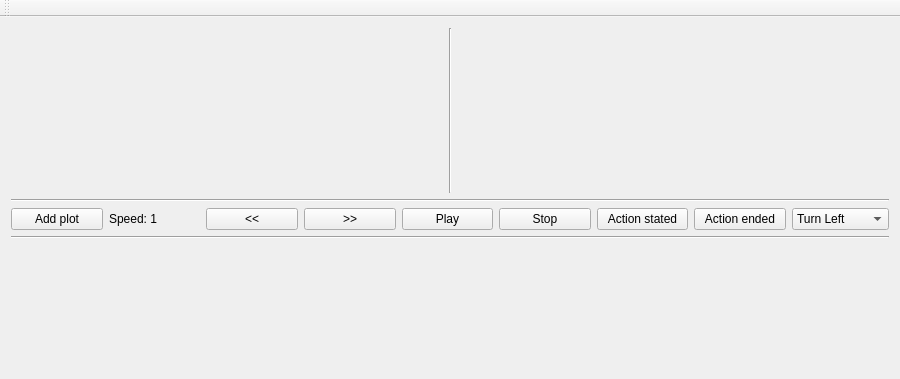
dkanafeev/action-labeling-road-defects, file mainwindow.ui: the form before one commit; both pictures show x 0 to 900 and y 0 to 379 of the 900 by 601 pixel window.
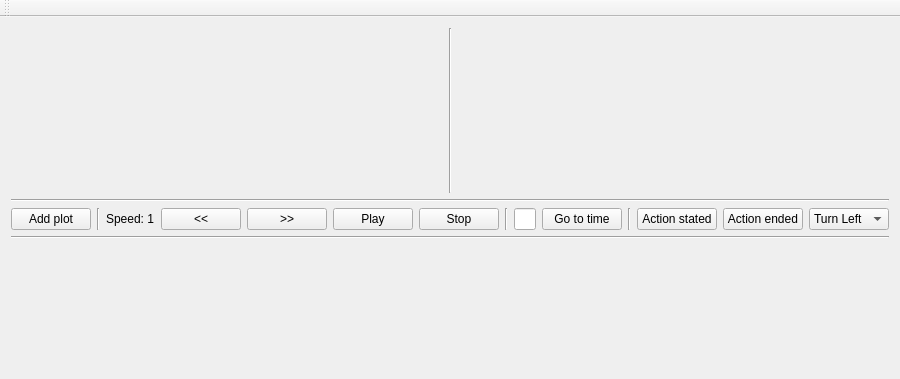
The form after the commit.

The edit to the form file:
```diff
--- a/mainwindow.ui
+++ b/mainwindow.ui
@@ -48,6 +48,13 @@
           </property>
          </widget>
         </item>
+        <item>
+         <widget class="Line" name="line_2">
+          <property name="orientation">
+           <enum>Qt::Vertical</enum>
+          </property>
+         </widget>
+        </item>
         <item>
          <widget class="QLabel" name="speedLabel">
           <property name="text">
@@ -83,6 +90,30 @@
           </property>
          </widget>
         </item>
+        <item>
+         <widget class="Line" name="line_5">
+          <property name="orientation">
+           <enum>Qt::Vertical</enum>
+          </property>
+         </widget>
+        </item>
+        <item>
+         <widget class="QLineEdit" name="timeEdit"/>
+        </item>
+        <item>
+         <widget class="QPushButton" name="gotoTimeButton">
+          <property name="text">
+           <string>Go to time</string>
+          </property>
+         </widget>
+        </item>
+        <item>
+         <widget class="Line" name="line_6">
+          <property name="orientation">
+           <enum>Qt::Vertical</enum>
+          </property>
+         </widget>
+        </item>
         <item>
          <widget class="QPushButton" name="actionStartedButton">
           <property name="text">
```
